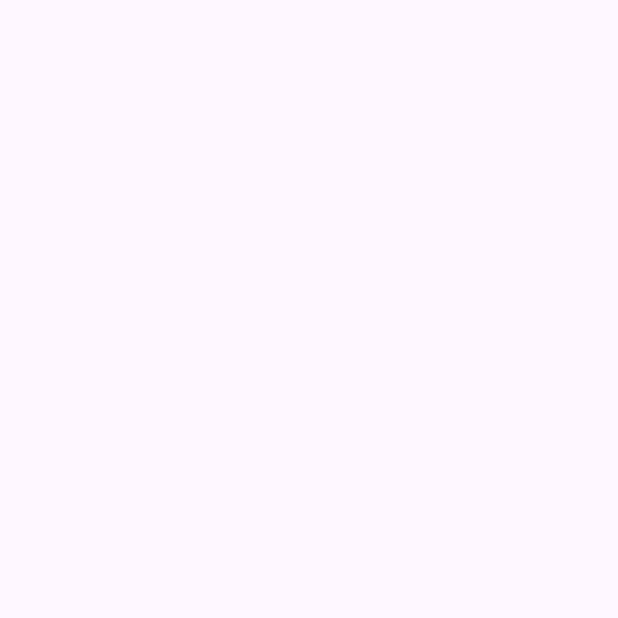
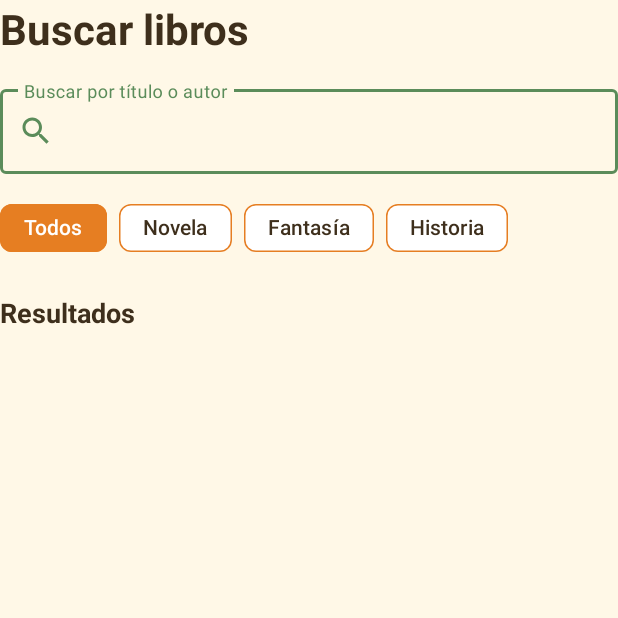
Before and after one commit to lauramm200/LibrosAplicacion, an Android app: the BusquedaLibros screen opened directly, with no data from a screen before it, on a phone screen of 412 x 824 dp, the top half of it. Before the commit the part shown is empty. Run offline under Robolectric (Android 15) with nearby library versions, the phone set to English and light mode, and no system bars.

Commit message:
Fase4_LayoutBusquedaLibro

```diff
--- /dev/null
+++ b/app/src/main/res/color/chip_fondo.xml
@@ -0,0 +1,6 @@
+<?xml version="1.0" encoding="utf-8"?>
+<!-- Fondo del filtro: naranja si esta seleccionado, blanco si no -->
+<selector xmlns:android="http://schemas.android.com/apk/res/android">
+    <item android:color="@color/naranja" android:state_checked="true" />
+    <item android:color="@color/white" />
+</selector>
--- /dev/null
+++ b/app/src/main/res/color/chip_texto.xml
@@ -0,0 +1,6 @@
+<?xml version="1.0" encoding="utf-8"?>
+<!-- Texto del filtro: blanco si esta seleccionado, marron si no -->
+<selector xmlns:android="http://schemas.android.com/apk/res/android">
+    <item android:color="@color/white" android:state_checked="true" />
+    <item android:color="@color/marron" />
+</selector>
--- a/app/src/main/res/layout/activity_busqueda_libros.xml
+++ b/app/src/main/res/layout/activity_busqueda_libros.xml
@@ -1,10 +1,127 @@
 <?xml version="1.0" encoding="utf-8"?>
-<androidx.constraintlayout.widget.ConstraintLayout xmlns:android="http://schemas.android.com/apk/res/android"
+<!-- RAIZ: aqui NO usamos ScrollView porque la lista (RecyclerView) ya hace scroll
+     por si misma; meter un scroll dentro de otro da problemas.
+     LinearLayout vertical: cabecera fija arriba y la lista ocupa el resto. -->
+<LinearLayout xmlns:android="http://schemas.android.com/apk/res/android"
     xmlns:app="http://schemas.android.com/apk/res-auto"
     xmlns:tools="http://schemas.android.com/tools"
     android:id="@+id/main"
     android:layout_width="match_parent"
     android:layout_height="match_parent"
-    tools:context=".BusquedaLibros">
+    android:background="@color/crema"
+    android:orientation="vertical"
+    android:paddingHorizontal="24dp"
+    android:paddingTop="48dp"
+    android:paddingBottom="16dp">
 
-</androidx.constraintlayout.widget.ConstraintLayout>
+    <!-- TITULO -->
+    <TextView
+        android:id="@+id/tvTituloBusqueda"
+        android:layout_width="wrap_content"
+        android:layout_height="wrap_content"
+        android:text="@string/titulo_busqueda"
+        android:textColor="@color/marron"
+        android:textSize="28sp"
+        android:textStyle="bold" />
+
+    <!-- BARRA DE BUSQUEDA: mismo patron que los campos del login.
+         startIconDrawable = lupa a la izquierda (reutiliza ic_buscar);
+         endIconMode="clear_text" = boton X para borrar lo escrito. -->
+    <com.google.android.material.textfield.TextInputLayout
+        android:id="@+id/tilBuscar"
+        style="@style/Widget.Material3.TextInputLayout.OutlinedBox"
+        android:layout_width="match_parent"
+        android:layout_height="wrap_content"
+        android:layout_marginTop="16dp"
+        android:hint="@string/hint_buscar"
+        app:boxStrokeColor="@color/verde"
+        app:endIconMode="clear_text"
+        app:hintTextColor="@color/verde"
+        app:startIconDrawable="@drawable/ic_buscar"
+        app:startIconTint="@color/verde">
+
+        <!-- imeOptions="actionSearch": el boton Enter del teclado pasa a ser una lupa;
+             singleLine evita saltos de linea -->
+        <com.google.android.material.textfield.TextInputEditText
+            android:id="@+id/etBuscar"
+            android:layout_width="match_parent"
+            android:layout_height="wrap_content"
+            android:imeOptions="actionSearch"
+            android:inputType="text"
+            android:singleLine="true"
+            android:textColor="@color/marron" />
+    </com.google.android.material.textfield.TextInputLayout>
+
+    <!-- FILTROS: HorizontalScrollView permite deslizar los filtros si no caben en pantalla -->
+    <HorizontalScrollView
+        android:layout_width="match_parent"
+        android:layout_height="wrap_content"
+        android:layout_marginTop="12dp"
+        android:scrollbars="none">
+
+        <!-- ChipGroup agrupa los chips; singleSelection = solo uno activo a la vez;
+             selectionRequired = siempre hay uno seleccionado; singleLine = en una sola fila -->
+        <com.google.android.material.chip.ChipGroup
+            android:id="@+id/chipGroupFiltros"
+            android:layout_width="wrap_content"
+            android:layout_height="wrap_content"
+            app:selectionRequired="true"
+            app:singleLine="true"
+            app:singleSelection="true">
+
+            <!-- "Todos" empieza seleccionado -->
+            <com.google.android.material.chip.Chip
+                android:id="@+id/chipTodos"
+                style="@style/Chip.Libros"
+                android:layout_width="wrap_content"
+                android:layout_height="wrap_content"
+                android:checked="true"
+                android:text="@string/chip_todos" />
+
+            <com.google.android.material.chip.Chip
+                android:id="@+id/chipNovela"
+                style="@style/Chip.Libros"
+                android:layout_width="wrap_content"
+                android:layout_height="wrap_content"
+                android:text="@string/chip_novela" />
+
+            <com.google.android.material.chip.Chip
+                android:id="@+id/chipFantasia"
+                style="@style/Chip.Libros"
+                android:layout_width="wrap_content"
+                android:layout_height="wrap_content"
+                android:text="@string/chip_fantasia" />
+
+            <com.google.android.material.chip.Chip
+                android:id="@+id/chipHistoria"
+                style="@style/Chip.Libros"
+                android:layout_width="wrap_content"
+                android:layout_height="wrap_content"
+                android:text="@string/chip_historia" />
+        </com.google.android.material.chip.ChipGroup>
+    </HorizontalScrollView>
+
+    <!-- CABECERA de la lista -->
+    <TextView
+        android:id="@+id/tvResultados"
+        android:layout_width="wrap_content"
+        android:layout_height="wrap_content"
+        android:layout_marginTop="20dp"
+        android:text="@string/resultados"
+        android:textColor="@color/marron"
+        android:textSize="18sp"
+        android:textStyle="bold" />
+
+    <!-- LISTA DE RESULTADOS: height=0dp + weight=1 = ocupa todo el espacio que queda.
+         tools:listitem y tools:itemCount solo sirven para ver 3 filas de ejemplo en la
+         vista previa; en la app real las filas las creara un adaptador (Fase 5). -->
+    <androidx.recyclerview.widget.RecyclerView
+        android:id="@+id/rvResultados"
+        android:layout_width="match_parent"
+        android:layout_height="0dp"
+        android:layout_marginTop="12dp"
+        android:layout_weight="1"
+        android:clipToPadding="false"
+        tools:itemCount="3"
+        tools:listitem="@layout/item_libro_busqueda" />
+</LinearLayout>
--- a/app/src/main/res/values/colors.xml
+++ b/app/src/main/res/values/colors.xml
@@ -9,4 +9,5 @@
     <color name="marron">#3E2F1C</color>
 
 
+
 </resources>
--- a/app/src/main/res/values/strings.xml
+++ b/app/src/main/res/values/strings.xml
@@ -58,5 +58,22 @@
     <!-- %1$d se sustituira por la media (numero entero) -->
     <string name="media_paginas">Páginas leídas por mes · media: %1$d págs./mes</string>
 
+    <!-- ============ TEXTOS (pantalla Busqueda) ============ -->
+    <string name="titulo_busqueda">Buscar libros</string>
+    <!-- Texto de ayuda dentro de la barra de busqueda -->
+    <string name="hint_buscar">Buscar por título o autor</string>
+    <string name="resultados">Resultados</string>
+    <!-- %1$d se sustituira por el numero de paginas -->
+    <string name="paginas_libro">%1$d págs.</string>
+
+    <!-- ============ BOTONES (pantalla Busqueda) ============ -->
+    <!-- Filtros de genero -->
+    <string name="chip_todos">Todos</string>
+    <string name="chip_novela">Novela</string>
+    <string name="chip_fantasia">Fantasía</string>
+    <string name="chip_historia">Historia</string>
+    <!-- Boton de cada resultado (btn_quiero_leer ya existe) -->
+    <string name="btn_leido">Leído</string>
+
 
 </resources>
--- /dev/null
+++ b/app/src/main/res/values/styles.xml
@@ -0,0 +1,12 @@
+<?xml version="1.0" encoding="utf-8"?>
+<resources>
+    <!-- Estilo comun de los 4 filtros: se define una vez y se aplica a todos -->
+    <style name="Chip.Libros" parent="Widget.Material3.Chip.Filter">
+        <item name="chipBackgroundColor">@color/chip_fondo</item>
+        <item name="android:textColor">@color/chip_texto</item>
+        <item name="chipStrokeColor">@color/naranja</item>
+        <item name="chipStrokeWidth">1dp</item>
+        <!-- Oculta el check que Material pinta por defecto al seleccionar -->
+        <item name="checkedIconVisible">false</item>
+    </style>
+</resources>
```
Also changed, not shown: app/src/main/res/layout/activity_perfil_user.xml (+6 -6 lines), app/src/main/res/layout/item_libro_busqueda.xml (added, +113 -0 lines), app/src/main/res/layout/item_barra_mes.xml (renamed from app/src/main/res/layout/activity_item_barra_mes.xml).
